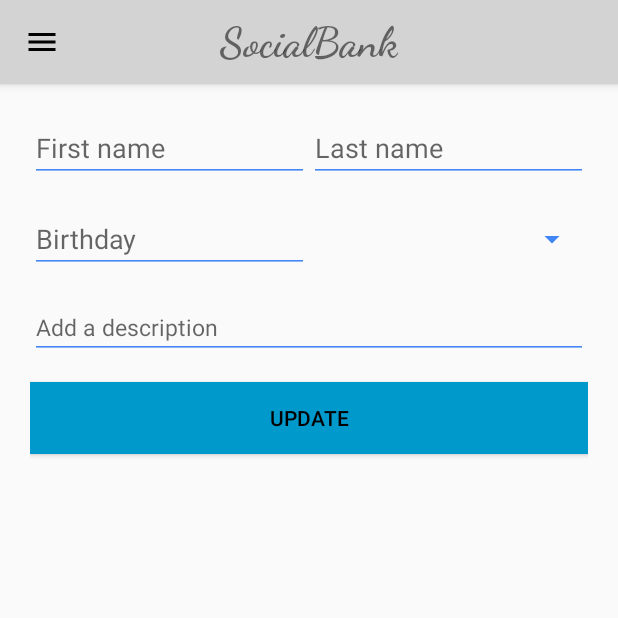
After one commit to Swaggaaa/SocialBank, an Android app: the fragment EditProfileFragment placed in its activity, on a phone screen of 412 x 824 dp, the top half of it. The commit adds this screen. Run offline under Robolectric (Android 15) with nearby library versions, the phone set to English and light mode, and no system bars; our stand-ins replace Volley; network calls fail; 5 statements that could not run were skipped.

Commit message:
Setting EditProfile view

```diff
--- /dev/null
+++ b/app/src/main/java/me/integrate/socialbank/EditProfileFragment.java
@@ -0,0 +1,40 @@
+package me.integrate.socialbank;
+
+import android.support.annotation.Nullable;
+import android.support.v4.app.Fragment;
+import android.os.Bundle;
+import android.view.LayoutInflater;
+import android.view.View;
+import android.view.ViewGroup;
+import android.widget.Button;
+import android.widget.EditText;
+import android.widget.Spinner;
+
+public class EditProfileFragment extends Fragment {
+    private EditText newName;
+    private EditText newLastName;
+    private EditText newBirthdate;
+    private Spinner newGender;
+    private EditText newDescription;
+    private Button update;
+
+    public View onCreateView(LayoutInflater inflater, ViewGroup container, Bundle savedInstanceState) {
+        // Inflate the layout for this fragment
+        View rootView = inflater.inflate(R.layout.fragment_edit_profile, container, false);
+        newName = (EditText)rootView.findViewById(R.id.updateFirstName);
+        newLastName = (EditText)rootView.findViewById(R.id.updateLastName);
+        newBirthdate = (EditText)rootView.findViewById(R.id.updateBirthdate);
+        newGender = (Spinner)rootView.findViewById(R.id.updateGender);
+        newDescription = (EditText)rootView.findViewById(R.id.updateDescription);
+        update = (Button)rootView.findViewById(R.id.buttonRegister);
+        return rootView;
+    }
+
+    @Override
+    public void onViewCreated(View view, @Nullable Bundle savedInstanceState) {
+        super.onViewCreated(view, savedInstanceState);
+
+    }
+
+
+}
--- a/app/src/main/java/me/integrate/socialbank/MyProfileFragment.java
+++ b/app/src/main/java/me/integrate/socialbank/MyProfileFragment.java
@@ -3,6 +3,7 @@ package me.integrate.socialbank;
 import android.os.Bundle;
 import android.support.annotation.Nullable;
 import android.support.design.widget.FloatingActionButton;
+import android.support.v4.app.Fragment;
 import android.view.LayoutInflater;
 import android.view.View;
 import android.view.ViewGroup;
@@ -11,6 +12,7 @@ import android.widget.ImageView;
 public class MyProfileFragment extends ProfileFragment {
     private ImageView changeUserPhoto;
     private FloatingActionButton editProfile;
+
     @Override
     public View onCreateView(LayoutInflater inflater, ViewGroup container, Bundle savedInstanceState) {
         View view = super.onCreateView(inflater, container, savedInstanceState);
@@ -24,5 +26,11 @@ public class MyProfileFragment extends ProfileFragment {
     @Override
     public void onViewCreated(View view, @Nullable Bundle savedInstanceState) {
         super.onViewCreated(view, savedInstanceState);
+        view.findViewById(R.id.editProfile).setOnClickListener(v ->
+        {
+            Fragment boardFragment = new EditProfileFragment();
+            FragmentChangeListener fc = (FragmentChangeListener) getActivity();
+            fc.replaceFragment(boardFragment);
+        });
     }
 }
--- /dev/null
+++ b/app/src/main/res/layout/fragment_edit_profile.xml
@@ -0,0 +1,97 @@
+<?xml version="1.0" encoding="utf-8"?>
+<android.support.constraint.ConstraintLayout xmlns:android="http://schemas.android.com/apk/res/android"
+    xmlns:app="http://schemas.android.com/apk/res-auto"
+    xmlns:tools="http://schemas.android.com/tools"
+    android:layout_width="match_parent"
+    android:layout_height="match_parent"
+    tools:context=".EditProfileFragment">
+
+    <LinearLayout
+        android:layout_width="match_parent"
+        android:layout_height="match_parent"
+        android:layout_marginTop="20dp"
+        android:layout_marginEnd="20dp"
+        android:layout_marginStart="20dp"
+        android:orientation="vertical">
+
+        <LinearLayout
+            android:layout_width="match_parent"
+            android:layout_height="wrap_content"
+            android:layout_marginBottom="15dp"
+            android:orientation="horizontal">
+
+            <EditText
+                android:id="@+id/updateFirstName"
+                android:layout_width="wrap_content"
+                android:layout_height="wrap_content"
+                android:layout_weight="1"
+                android:ems="10"
+                android:hint="@string/first_name"
+                android:inputType="textPersonName" />
+
+            <EditText
+                android:id="@+id/updateLastName"
+                android:layout_width="wrap_content"
+                android:layout_height="wrap_content"
+                android:layout_weight="1"
+                android:ems="10"
+                android:hint="@string/last_name"
+                android:inputType="textPersonName" />
+        </LinearLayout>
+
+        <LinearLayout
+            android:layout_width="match_parent"
+            android:layout_height="wrap_content"
+            android:layout_marginBottom="15dp"
+            android:orientation="horizontal">
+
+            <LinearLayout
+                android:layout_width="match_parent"
+                android:layout_height="match_parent"
+                android:layout_weight="1"
+                android:orientation="horizontal">
+
+                <EditText
+                    android:id="@+id/updateBirthdate"
+                    android:layout_width="match_parent"
+                    android:layout_height="wrap_content"
+                    android:clickable="true"
+                    android:focusable="false"
+                    android:hint="@string/birthday"
+                    android:inputType="date"
+                    android:maxLines="1" />
+
+            </LinearLayout>
+
+            <Spinner
+                android:id="@+id/updateGender"
+                android:layout_width="match_parent"
+                android:layout_height="match_parent"
+                android:layout_weight="1"
+                android:entries="@array/genders" />
+        </LinearLayout>
+
+
+        <EditText
+            android:id="@+id/updateDescription"
+            android:layout_width="match_parent"
+            android:layout_height="wrap_content"
+            android:ems="8"
+            android:hint="@string/description"
+            android:inputType="textMultiLine"
+            android:selectAllOnFocus="false"
+            android:singleLine="false"
+            android:textSize="15sp" />
+
+
+        <Button
+            android:id="@+id/buttonRegister"
+            android:layout_width="match_parent"
+            android:layout_height="wrap_content"
+            android:layout_marginTop="15dp"
+            android:background="@android:color/holo_blue_dark"
+            android:text="@string/update"
+            tools:enabled="false" />
+    </LinearLayout>
+
+</android.support.constraint.ConstraintLayout>
--- a/app/src/main/res/layout/fragment_see_my_profile.xml
+++ b/app/src/main/res/layout/fragment_see_my_profile.xml
@@ -16,6 +16,7 @@
             android:id="@+id/myProfileImage"
             android:layout_width="match_parent"
             android:layout_height="200dp"
+            app:srcCompat="@android:drawable/ic_menu_camera"
             android:contentDescription="TODO" />
 
         <LinearLayout
--- a/app/src/main/res/values/strings.xml
+++ b/app/src/main/res/values/strings.xml
@@ -56,4 +56,5 @@
     <string name="JSONException">JSONException</string>
     <string name="AddressNotFound">Address not found</string>
     <string name="create_event_menu">Create event</string>
+    <string name="update">UPDATE</string>
 </resources>
```
Also changed, not shown: app/src/main/AndroidManifest.xml (+10 -5 lines).
